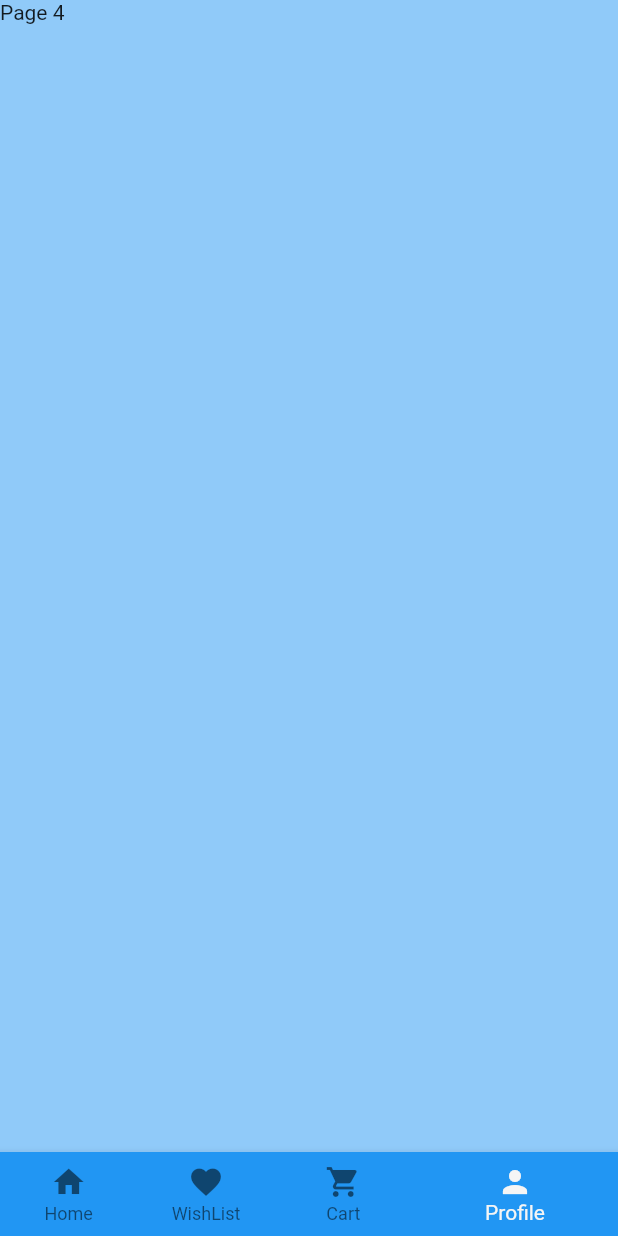
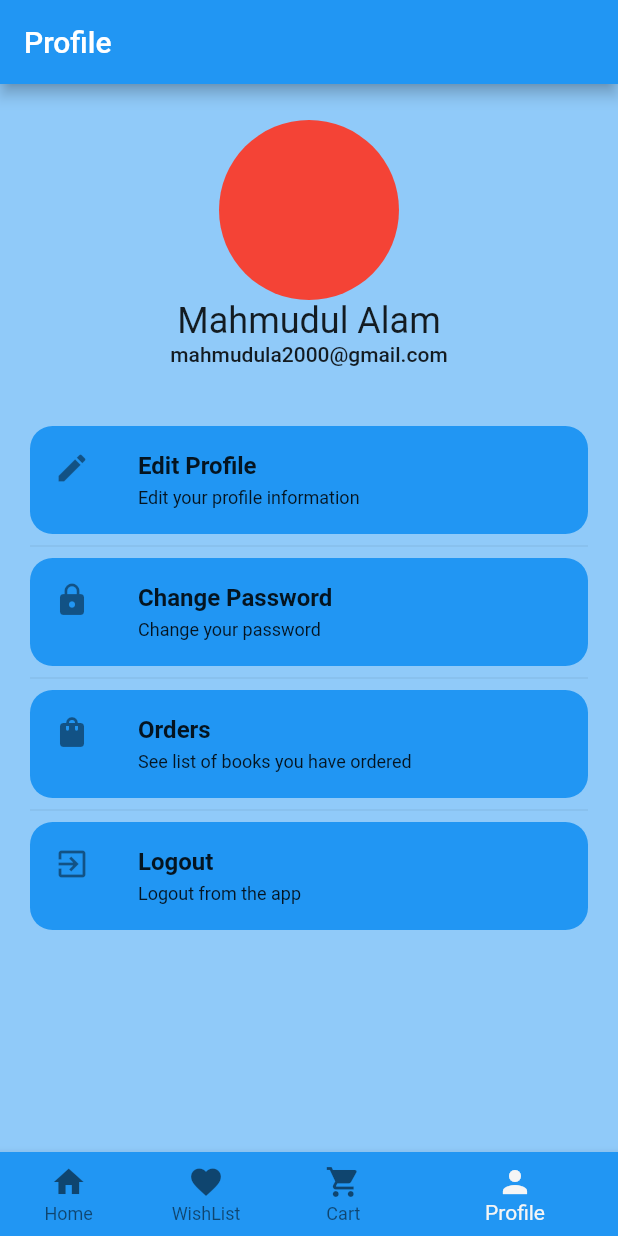
Before and after one commit to mahbd/book_store, a Flutter app: the screen it shows after launch, item 4 of the bottom bar chosen, on a phone screen of 412 x 824 dp. Run offline on Flutter 3.47's test engine with Material 2 defaults, Android fonts, the phone set to English and light mode, and no system bars.

Commit message:
Completed UI

```diff
--- a/lib/main.dart
+++ b/lib/main.dart
@@ -1,4 +1,6 @@
 import 'package:book_store/screens/base.dart';
+import 'package:book_store/screens/product_list.dart';
+import 'package:book_store/screens/profile.dart';
 import 'package:book_store/screens/splash.dart';
 import 'package:flutter/material.dart';
 import 'package:provider/provider.dart';
@@ -6,7 +8,9 @@ import 'package:provider/provider.dart';
 import 'theme_provider.dart';
 
 void main() {
-  runApp(const MyApp());
+  runApp(
+    const MyApp(),
+  );
 }
 
 class MyApp extends StatelessWidget {
--- a/lib/screens/base.dart
+++ b/lib/screens/base.dart
@@ -1,4 +1,6 @@
 import 'package:book_store/screens/home_page.dart';
+import 'package:book_store/screens/product_list.dart';
+import 'package:book_store/screens/profile.dart';
 import 'package:flutter/material.dart';
 import 'package:provider/provider.dart';
 
@@ -13,11 +15,11 @@ class BaseScreen extends StatefulWidget {
 
 class _BaseScreenState extends State<BaseScreen> {
   int _tabIndex = 0;
-  final List<Widget> _children = const [
-    HomePage(),
-    Text('Page 2'),
-    Text('Page 3'),
-    Text('Page 4'),
+  final List<Widget> _children = [
+    const HomePage(),
+    const ProductList(),
+    const ProductList(),
+    const Profile(),
   ];
 
   @override
--- /dev/null
+++ b/lib/screens/profile.dart
@@ -0,0 +1,143 @@
+import 'package:flutter/material.dart';
+
+class Profile extends StatelessWidget {
+  const Profile({Key? key}) : super(key: key);
+
+  @override
+  Widget build(BuildContext context) {
+    return Scaffold(
+      appBar: AppBar(
+        title: const Text('Profile'),
+      ),
+      backgroundColor: Theme.of(context).backgroundColor,
+      body: Column(
+        children: [
+          const SizedBox(height: 24),
+          Row(
+            mainAxisAlignment: MainAxisAlignment.center,
+            children: const [
+              CircleAvatar(
+                radius: 60,
+                backgroundColor: Colors.red,
+              ),
+            ],
+          ),
+          Text(
+            'Mahmudul Alam',
+            style: Theme.of(context).textTheme.headline5,
+          ),
+          Text(
+            'mahmudula2000@gmail.com',
+            style: Theme.of(context).textTheme.bodyLarge,
+          ),
+          const SizedBox(height: 20),
+          Expanded(
+            child: ListView(
+              padding: const EdgeInsets.symmetric(horizontal: 20),
+              children: [
+                const SizedBox(height: 20),
+                ListTile(
+                  shape: RoundedRectangleBorder(
+                    borderRadius: BorderRadius.circular(15),
+                  ),
+                  tileColor: Theme.of(context).primaryColor,
+                  leading: const Icon(Icons.edit),
+                  title: Text(
+                    'Edit Profile',
+                    style: TextStyle(
+                      fontSize: 16,
+                      fontWeight: FontWeight.bold,
+                      color: Theme.of(context).textTheme.bodyText1!.color,
+                    ),
+                  ),
+                  subtitle: Text(
+                    'Edit your profile information',
+                    style: TextStyle(
+                      fontSize: 12,
+                      color: Theme.of(context).textTheme.bodyText1!.color,
+                    ),
+                  ),
+                ),
+                const Divider(
+                  thickness: 0.5,
+                ),
+                ListTile(
+                  shape: RoundedRectangleBorder(
+                    borderRadius: BorderRadius.circular(15),
+                  ),
+                  tileColor: Theme.of(context).primaryColor,
+                  leading: const Icon(Icons.lock),
+                  title: Text(
+                    'Change Password',
+                    style: TextStyle(
+                      fontSize: 16,
+                      fontWeight: FontWeight.bold,
+                      color: Theme.of(context).textTheme.bodyText1!.color,
+                    ),
+                  ),
+                  subtitle: Text(
+                    'Change your password',
+                    style: TextStyle(
+                      fontSize: 12,
+                      color: Theme.of(context).textTheme.bodyText1!.color,
+                    ),
+                  ),
+                ),
+                const Divider(
+                  thickness: 0.5,
+                ),
+                ListTile(
+                  shape: RoundedRectangleBorder(
+                    borderRadius: BorderRadius.circular(15),
+                  ),
+                  tileColor: Theme.of(context).primaryColor,
+                  leading: const Icon(Icons.shopping_bag),
+                  title: Text(
+                    'Orders',
+                    style: TextStyle(
+                      fontSize: 16,
+                      fontWeight: FontWeight.bold,
+                      color: Theme.of(context).textTheme.bodyText1!.color,
+                    ),
+                  ),
+                  subtitle: Text(
+                    'See list of books you have ordered',
+                    style: TextStyle(
+                      fontSize: 12,
+                      color: Theme.of(context).textTheme.bodyText1!.color,
+                    ),
+                  ),
+                ),
+                const Divider(
+                  thickness: 0.5,
+                ),
+                ListTile(
+                  shape: RoundedRectangleBorder(
+                    borderRadius: BorderRadius.circular(15),
+                  ),
+                  tileColor: Theme.of(context).primaryColor,
+                  leading: const Icon(Icons.exit_to_app),
+                  title: Text(
+                    'Logout',
+                    style: TextStyle(
+                      fontSize: 16,
+                      fontWeight: FontWeight.bold,
+                      color: Theme.of(context).textTheme.bodyText1!.color,
+                    ),
+                  ),
+                  subtitle: Text(
+                    'Logout from the app',
+                    style: TextStyle(
+                      fontSize: 12,
+                      color: Theme.of(context).textTheme.bodyText1!.color,
+                    ),
+                  ),
+                ),
+              ],
+            ),
+          ),
+        ],
+      ),
+    );
+  }
+}
```
Also changed, not shown: lib/screens/home_page.dart (+22 -5 lines), lib/screens/product_list.dart (added, +97 -0 lines).
